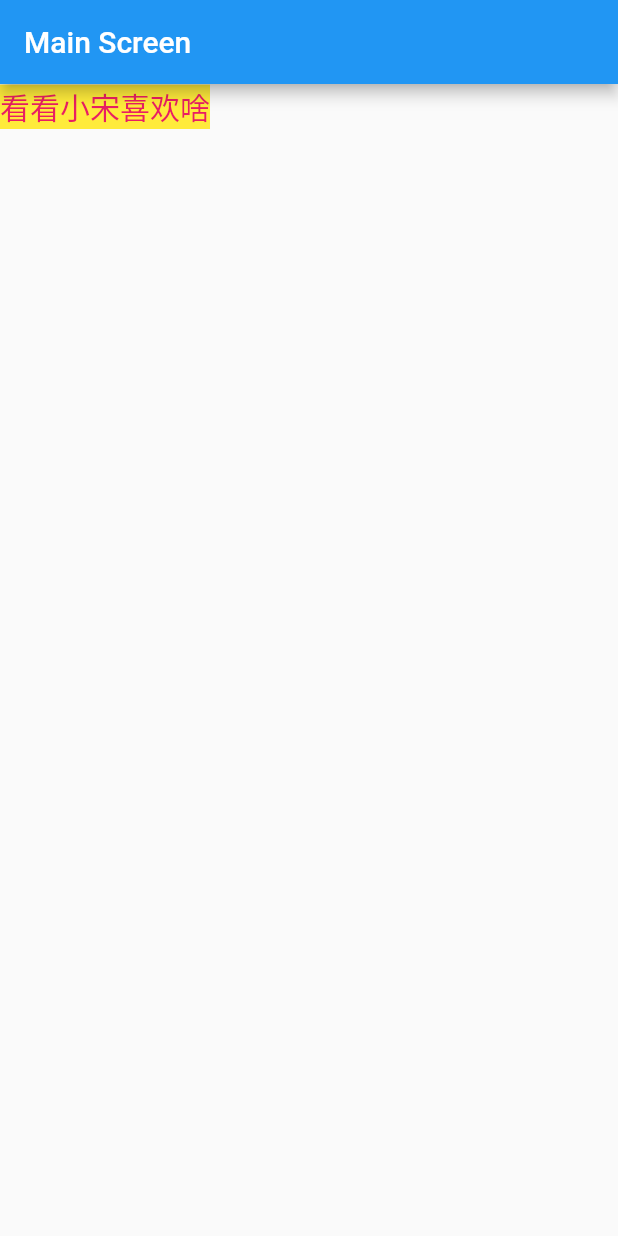
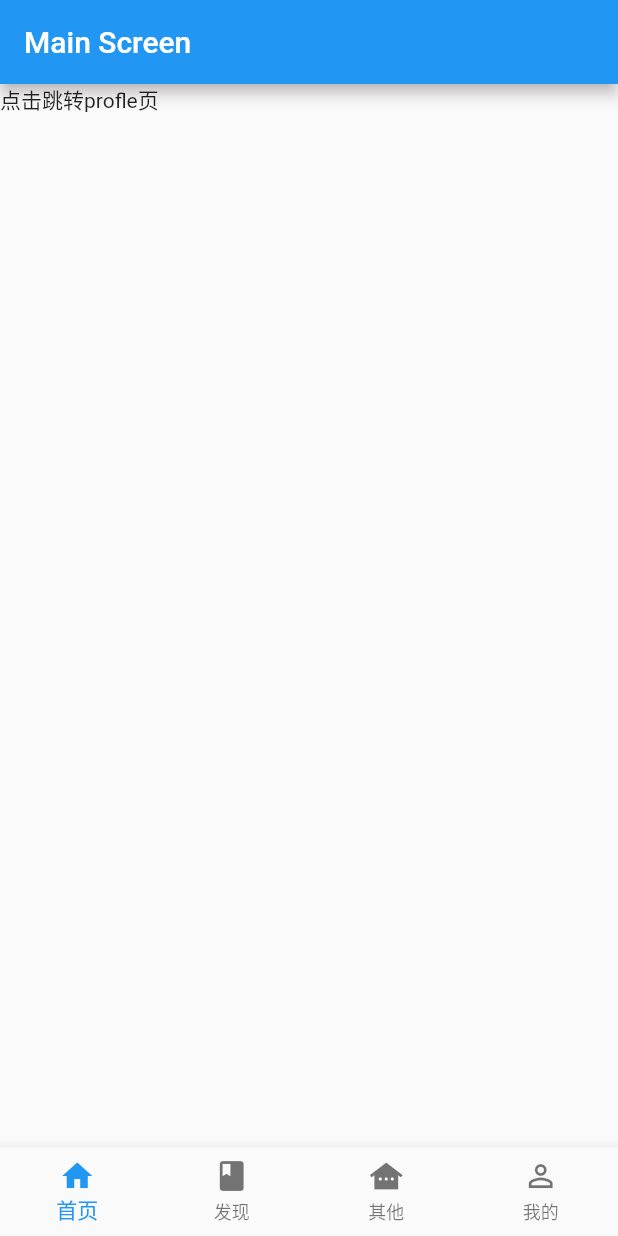
Before and after one commit to zhangjin-amy/flutter-demo, a Flutter app: the screen it shows after launch, on a phone screen of 412 x 824 dp. Run offline on Flutter 3.47's test engine with Material 2 defaults, Android fonts, the phone set to English and light mode, and no system bars; our stand-ins replace dio, flutter_swiper; missing offline and left inert: dart:ffi.

Commit message:
添加路由跳转

```diff
--- a/lib/main.dart
+++ b/lib/main.dart
@@ -1,8 +1,7 @@
 import 'package:flutter/material.dart';
-import 'package:flutter_application_demo/page/1.dart';
-import 'package:flutter_application_demo/page/3.dart';
-import 'package:flutter_application_demo/page/AmyHome.dart';
-import 'package:flutter_application_demo/page/ListPage.dart';
+import 'package:flutter_application_demo/page/index.dart';
+import 'package:flutter_application_demo/page/main_page.dart';
+// import 'package:flutter_application_demo/page/Profile.dart';
 
 void main() {
   runApp(MyApp());
@@ -57,7 +56,7 @@ class ListRouzip extends StatelessWidget {
 
 class MyApp extends StatelessWidget {
   // This widget is the root of your application.
-  final List<String> items = List<String>.generate(10000, (i) => 'Item $i');
+  // final List<String> items = List<String>.generate(10000, (i) => 'Item $i');
 
   @override
   Widget build(BuildContext context) {
@@ -66,8 +65,12 @@ class MyApp extends StatelessWidget {
       theme: ThemeData(
         primarySwatch: Colors.blue,
       ),
-      home: MainScreen(),
-      // home: HeroAnimation(),
+      // initialRoute: '/home',
+      // routes: {
+      //   '/home': (BuildContext context) => Home(),
+      //   '/profile':  (BuildContext context) => Profile(),
+      // },
+      home: MainPage()
     );
   }
 }
--- /dev/null
+++ b/lib/page/Home.dart
@@ -0,0 +1,23 @@
+import 'package:flutter/material.dart';
+import 'package:flutter_application_demo/page/Profile.dart';
+
+class Home extends StatelessWidget {
+  @override
+  Widget build(BuildContext context) {
+   return Scaffold(
+     appBar: AppBar(title: const Text('Main Screen'),),
+     body: Container(
+       child: Column(
+         children: [
+           GestureDetector(
+             child: Text('点击跳转profle页'),
+             onTap: (){
+               Navigator.push(context, MaterialPageRoute(builder: (context) => Profile()));
+             },
+           )
+         ],
+       ),
+     ),
+   );
+  }
+}
--- /dev/null
+++ b/lib/page/index.dart
@@ -0,0 +1,2 @@
+export './Home.dart';
+export './Profile.dart';
```
Also changed, not shown: lib/page/Profile.dart (added, +13 -0 lines), lib/page/main_page.dart (added, +49 -0 lines).
